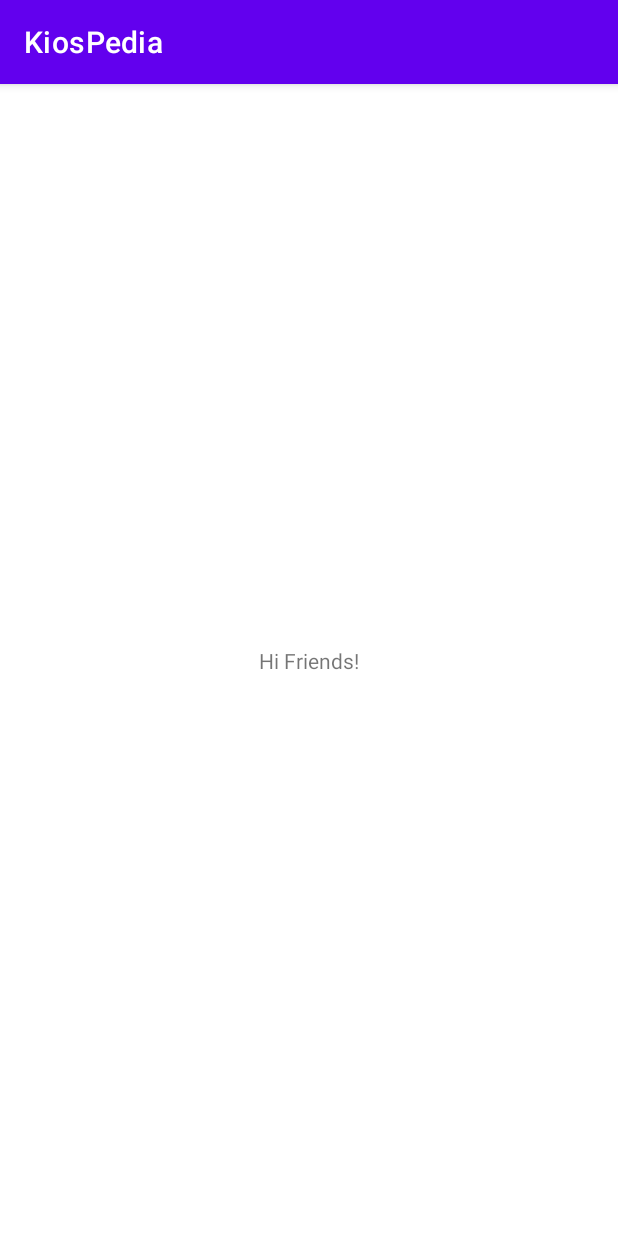
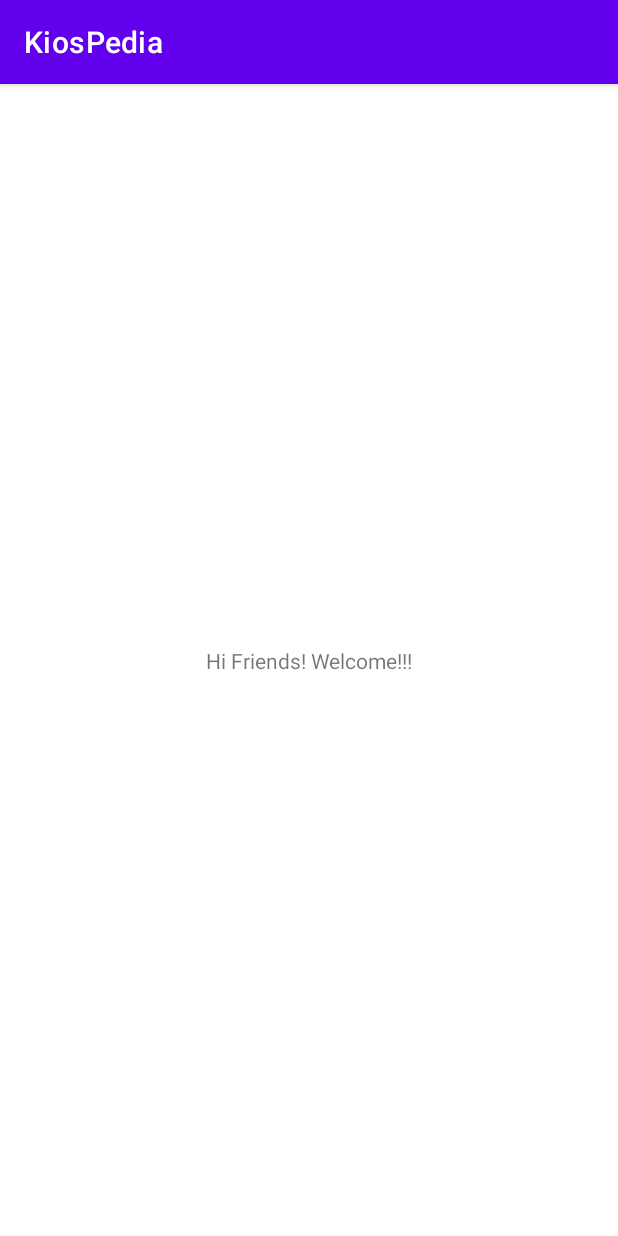
Before and after one commit to lukasprasetya/KiosPediaAndroid, an Android app: the screen it shows after launch (MainActivity), on a phone screen of 412 x 824 dp. Run offline under Robolectric (Android 15) with nearby library versions, the phone set to English and light mode, and no system bars.

Commit message:
- Percobaan 2 commit project

```diff
--- a/app/src/main/res/layout/activity_main.xml
+++ b/app/src/main/res/layout/activity_main.xml
@@ -9,7 +9,7 @@
     <TextView
         android:layout_width="wrap_content"
         android:layout_height="wrap_content"
-        android:text="Hi Friends!"
+        android:text="Hi Friends! Welcome!!!"
         app:layout_constraintBottom_toBottomOf="parent"
         app:layout_constraintLeft_toLeftOf="parent"
         app:layout_constraintRight_toRightOf="parent"
```
